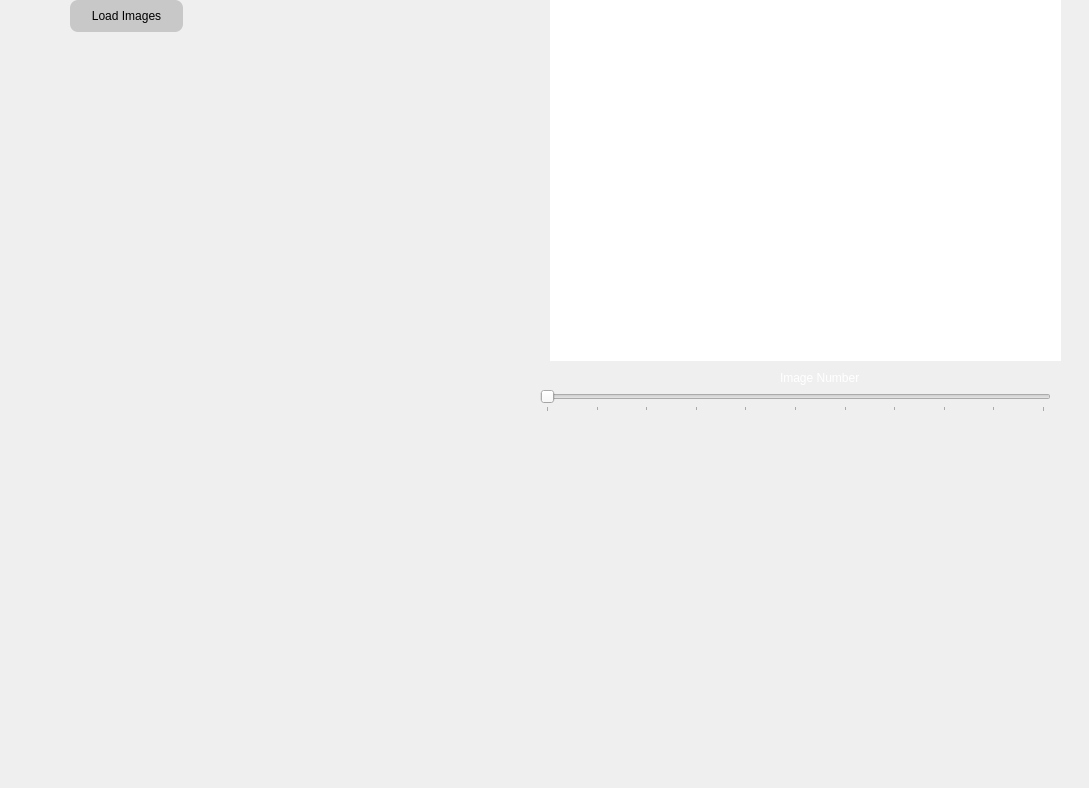
Qt form GUI/Home.ui (AminAlam/Deep-Object) before a commit.
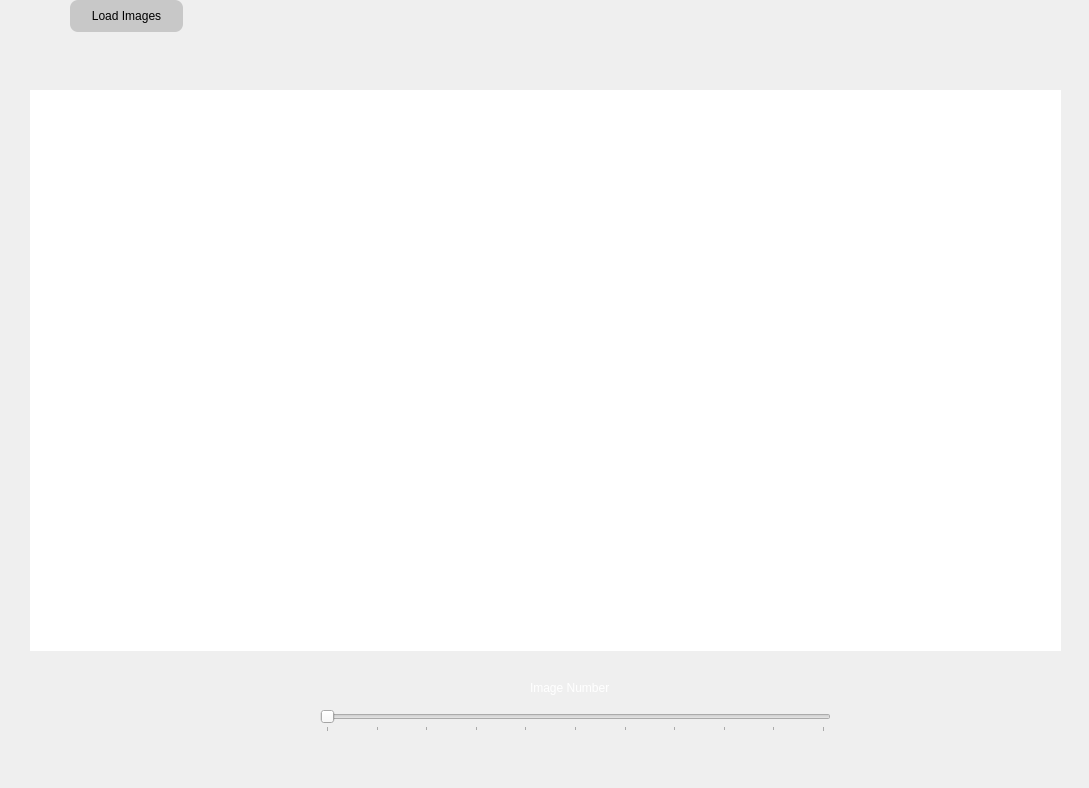
The same form after that commit.

Patch:
```diff
--- a/GUI/Home.ui
+++ b/GUI/Home.ui
@@ -131,10 +131,10 @@
    <widget class="QWidget" name="loaded_image_widget" native="true">
     <property name="geometry">
      <rect>
-      <x>550</x>
-      <y>30</y>
-      <width>511</width>
-      <height>381</height>
+      <x>30</x>
+      <y>140</y>
+      <width>1031</width>
+      <height>561</height>
      </rect>
     </property>
     <property name="styleSheet">
@@ -150,8 +150,8 @@
    <widget class="QSlider" name="image_slider">
     <property name="geometry">
      <rect>
-      <x>540</x>
-      <y>440</y>
+      <x>320</x>
+      <y>760</y>
       <width>511</width>
       <height>22</height>
      </rect>
@@ -181,8 +181,8 @@
    <widget class="QLabel" name="label">
     <property name="geometry">
      <rect>
-      <x>780</x>
-      <y>420</y>
+      <x>530</x>
+      <y>730</y>
       <width>131</width>
       <height>16</height>
      </rect>
```
